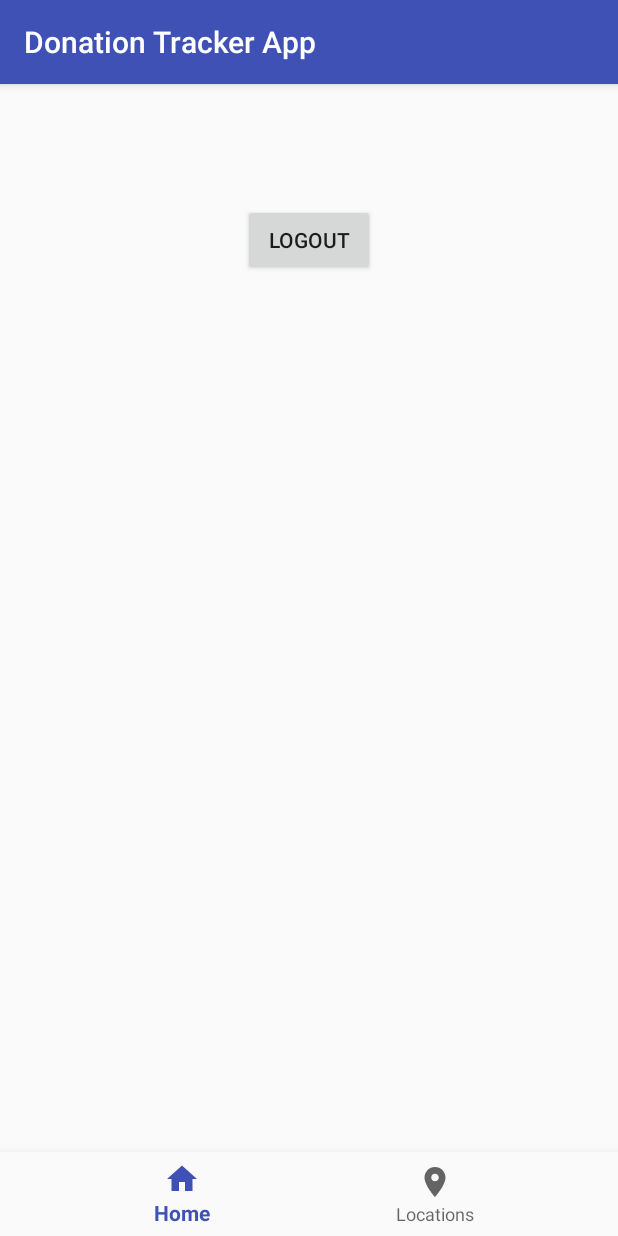
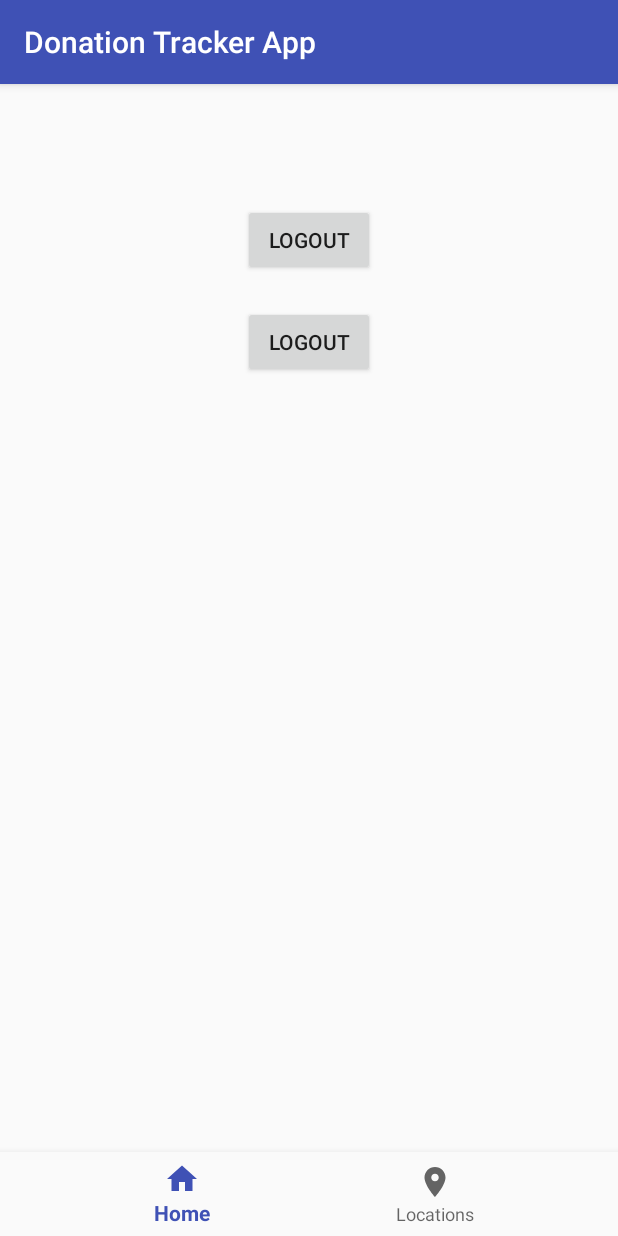
Before and after one commit to team-splash/cs-2340, an Android app: the MainFragment screen opened directly, with no data from a screen before it, on a phone screen of 412 x 824 dp. Run offline under Robolectric (Android 15) with nearby library versions, the phone set to English and light mode, and no system bars; 3 statements that could not run were skipped.

Commit message:
Updated main fragment

```diff
--- a/donationTracker/app/src/main/res/layout/main_fragment.xml
+++ b/donationTracker/app/src/main/res/layout/main_fragment.xml
@@ -35,7 +35,16 @@
         app:layout_constraintStart_toStartOf	= "parent"
         app:layout_constraintEnd_toEndOf		= "parent"
         />
-
+    <Button
+        android:id="@+id/inventoryButton"
+        android:layout_width="wrap_content"
+        android:layout_height="wrap_content"
+        android:layout_marginVertical="20dp"
+        android:layout_marginTop="116dp"
+        android:text="@string/logout"
+        app:layout_constraintEnd_toEndOf="parent"
+        app:layout_constraintStart_toStartOf="parent"
+        app:layout_constraintTop_toTopOf="@+id/userType" />
     <Button
         android:id="@+id/logoutButton"
         android:layout_width="wrap_content"
@@ -45,5 +54,5 @@
         android:text="@string/logout"
         app:layout_constraintEnd_toEndOf="parent"
         app:layout_constraintStart_toStartOf="parent"
-        app:layout_constraintTop_toTopOf="@+id/userType" />
+        app:layout_constraintTop_toBottomOf="@+id/inventoryButton" />
 </android.support.constraint.ConstraintLayout>
```
Also changed, not shown: donationTracker/app/src/main/res/layout/items_fragment.xml (+9 -2 lines).
